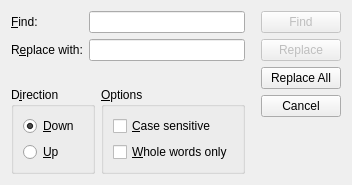
mCRL2org/mCRL2, file tools/release/mcrl2ide/findandreplacedialog.ui: the form before one commit.
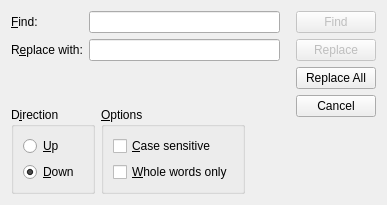
The form after the commit.

Commit message:
[mcrl2ide] Slight improvements to the find and replace dialog
 - Put focus on the find text field when the dialog is refocused
 - Swapped the positions of the up and down radiobuttons so it makes more sense
 - Whenever text has been selected in the specification editor and the find and replace dialog is opened, the selected text is put in the find text field

```diff
--- a/tools/release/mcrl2ide/findandreplacedialog.ui
+++ b/tools/release/mcrl2ide/findandreplacedialog.ui
@@ -6,8 +6,8 @@
    <rect>
     <x>0</x>
     <y>0</y>
-    <width>324</width>
-    <height>176</height>
+    <width>387</width>
+    <height>205</height>
    </rect>
   </property>
   <property name="windowTitle">
@@ -78,6 +78,13 @@
           <string>D&amp;irection</string>
          </property>
          <layout class="QVBoxLayout" name="verticalLayout_3">
+          <item>
+           <widget class="QRadioButton" name="upRadioButton">
+            <property name="text">
+             <string>&amp;Up</string>
+            </property>
+           </widget>
+          </item>
           <item>
            <widget class="QRadioButton" name="downRadioButton">
             <property name="text">
@@ -88,13 +95,6 @@
             </property>
            </widget>
           </item>
-          <item>
-           <widget class="QRadioButton" name="upRadioButton">
-            <property name="text">
-             <string>&amp;Up</string>
-            </property>
-           </widget>
-          </item>
          </layout>
         </widget>
        </item>
```
The commit also changes 3 other files.
